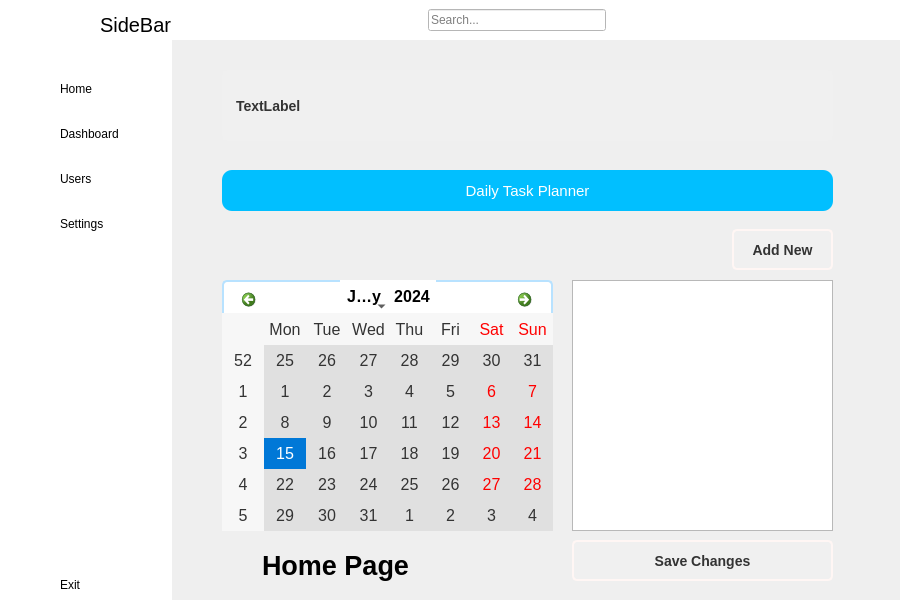
Before: the Qt Designer form sidebar.ui in SafiyeNurOnder/todo_list, drawn with Qt 5.
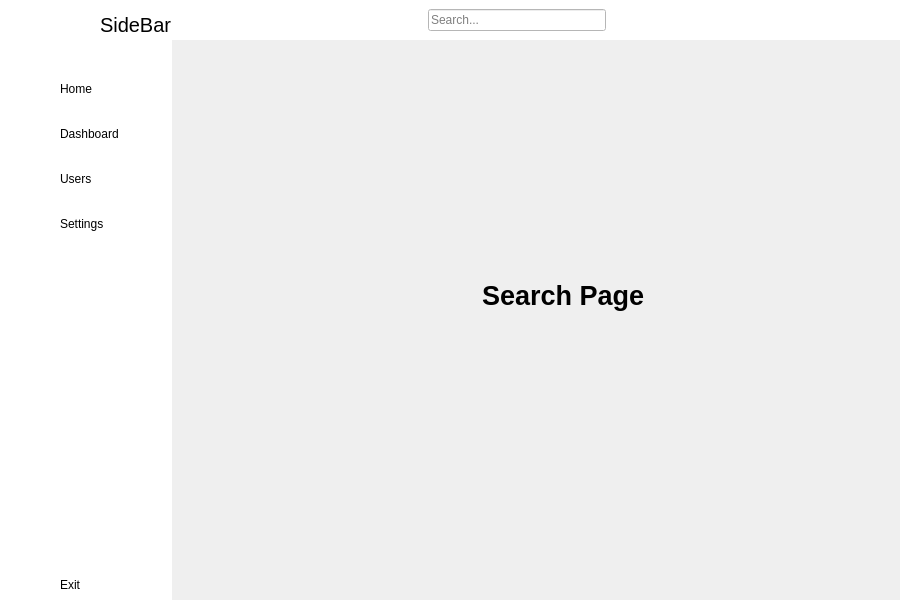
After: the same form once the commit is applied. The open tabs and pages were chosen to show the change. Icons and pictures are not drawn.

What changed in the file:
```diff
--- a/sidebar.ui
+++ b/sidebar.ui
@@ -722,6 +722,50 @@
            </property>
           </widget>
          </widget>
+         <widget class="QWidget" name="page_search">
+          <widget class="QLabel" name="label_10">
+           <property name="geometry">
+            <rect>
+             <x>310</x>
+             <y>230</y>
+             <width>191</width>
+             <height>51</height>
+            </rect>
+           </property>
+           <property name="font">
+            <font>
+             <pointsize>20</pointsize>
+             <weight>75</weight>
+             <bold>true</bold>
+            </font>
+           </property>
+           <property name="text">
+            <string>Search Page</string>
+           </property>
+          </widget>
+         </widget>
+         <widget class="QWidget" name="page_profile">
+          <widget class="QLabel" name="label_11">
+           <property name="geometry">
+            <rect>
+             <x>240</x>
+             <y>210</y>
+             <width>191</width>
+             <height>51</height>
+            </rect>
+           </property>
+           <property name="font">
+            <font>
+             <pointsize>20</pointsize>
+             <weight>75</weight>
+             <bold>true</bold>
+            </font>
+           </property>
+           <property name="text">
+            <string>Profile Page</string>
+           </property>
+          </widget>
+         </widget>
         </widget>
        </item>
       </layout>
```
Left out of the diff: 16 changed lines with no effect on the pictures.
